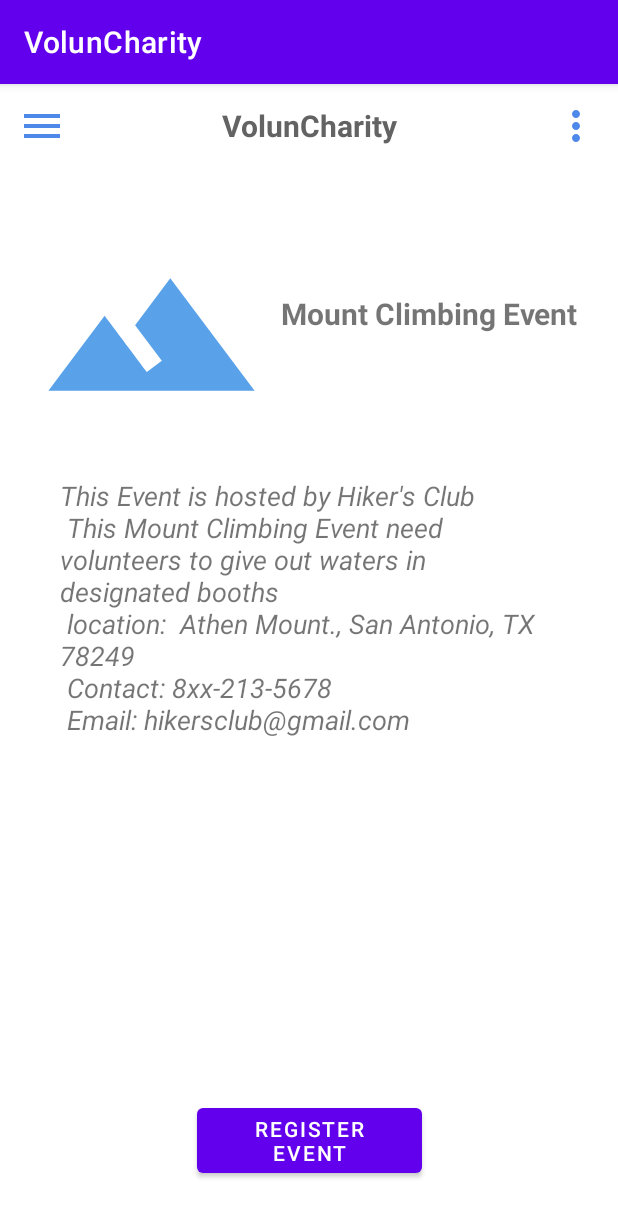
After one commit to TheGreatAndrew/VolunCharity, an Android app: the EventPage3 screen opened directly, with no data from a screen before it, on a phone screen of 412 x 824 dp. The commit adds this screen. Shown: the top 1217 px of the screen. Run offline under Robolectric (Android 15) with nearby library versions, the phone set to English and light mode, and no system bars.

Commit message:
added the third event page

```diff
--- a/app/src/main/AndroidManifest.xml
+++ b/app/src/main/AndroidManifest.xml
@@ -9,7 +9,8 @@
         android:roundIcon="@mipmap/ic_launcher_round"
         android:supportsRtl="true"
         android:theme="@style/Theme.VolunCharity">
-        <activity android:name=".EventPage2"></activity>
+        <activity android:name=".EventPage3"></activity>
+        <activity android:name=".EventPage2" />
         <activity android:name=".EventPage1" />
         <activity android:name=".Settings" />
         <activity android:name=".Profile" />
--- /dev/null
+++ b/app/src/main/java/org/voluncharity/voluncharity/EventPage3.java
@@ -0,0 +1,73 @@
+package org.voluncharity.voluncharity;
+
+import androidx.appcompat.app.AppCompatActivity;
+import androidx.drawerlayout.widget.DrawerLayout;
+
+import android.os.Bundle;
+import android.view.View;
+import android.widget.Button;
+import android.widget.Toast;
+
+public class EventPage3 extends AppCompatActivity {
+    DrawerLayout drawerLayout;
+
+    Button regiEvent;
+    int flag = 0;
+    @Override
+    protected void onCreate(Bundle savedInstanceState) {
+        super.onCreate(savedInstanceState);
+        setContentView(R.layout.activity_event_page3);
+        drawerLayout = findViewById(R.id.drawer_layout);
+        regiEvent = (Button) findViewById(R.id.btn_event_register);
+    }
+
+    public void MenuClick(View view){
+        HomePageActivity.openMenu(drawerLayout);
+    }
+
+    public void ClickProfilePic(View view){
+        HomePageActivity.directActivity(this,Profile.class);
+
+    }
+
+    public void ClickEvent(View view){
+        HomePageActivity.directActivity(this,HomePageActivity.class);
+
+    }
+    public void ClickProfile(View view){
+        HomePageActivity.directActivity(this,Profile.class);
+    }
+    public void ClickSettings(View view){
+
+        HomePageActivity.directActivity(this,Settings.class);
+    }
+
+    public void ClickLogout(View view){
+        HomePageActivity.logout(this);
+    }
+
+    public void RegisterEvent(View view){
+        int id = view.getId();
+
+        switch (id){
+            case R.id.btn_event_register:
+                if(flag == 0) {
+                    Toast.makeText(this, "Registered the Event", Toast.LENGTH_SHORT).show();
+                    regiEvent.setText("Unregister Event");
+                    flag = 1;
+                }
+                else if(flag == 1){
+                    Toast.makeText(this, "UnRegistered the Event", Toast.LENGTH_SHORT).show();
+                    regiEvent.setText("Register Event");
+                    flag = 0;
+                }
+        }
+    }
+
+    @Override
+    protected void onPause() {
+        super.onPause();
+
+        HomePageActivity.closeMenu(drawerLayout);
+    }
+}
--- a/app/src/main/java/org/voluncharity/voluncharity/HomePageActivity.java
+++ b/app/src/main/java/org/voluncharity/voluncharity/HomePageActivity.java
@@ -62,6 +62,9 @@ public class HomePageActivity extends AppCompatActivity {
     public void SanitizerClick(View view){
         directActivity(this,EventPage2.class);
     }
+    public void MountainClick(View view){
+        directActivity(this,EventPage3.class);
+    }
     public void ClickLogout(View view){
         logout(this);
     }
--- /dev/null
+++ b/app/src/main/res/layout/activity_event_page3.xml
@@ -0,0 +1,104 @@
+<?xml version="1.0" encoding="utf-8"?>
+<androidx.drawerlayout.widget.DrawerLayout
+    xmlns:android="http://schemas.android.com/apk/res/android"
+    xmlns:app="http://schemas.android.com/apk/res-auto"
+    xmlns:tools="http://schemas.android.com/tools"
+    android:layout_width="match_parent"
+    android:layout_height="match_parent"
+    android:id="@+id/drawer_layout"
+    tools:context=".EventPage3">
+
+    <androidx.constraintlayout.widget.ConstraintLayout
+        android:layout_width="match_parent"
+        android:layout_height="match_parent">
+
+        <ImageView
+            android:id="@+id/imageView2"
+            android:layout_width="wrap_content"
+            android:layout_height="wrap_content"
+            android:layout_marginBottom="20dp"
+            android:layout_marginStart="16dp"
+            android:layout_marginTop="92dp"
+            app:layout_constraintBottom_toTopOf="@+id/textView4"
+            app:layout_constraintEnd_toStartOf="@+id/textView3"
+            app:layout_constraintStart_toStartOf="parent"
+            app:layout_constraintTop_toTopOf="parent"
+            app:srcCompat="@drawable/ic_mountclimbing"
+            tools:ignore="VectorDrawableCompat" />
+
+        <TextView
+            android:id="@+id/textView3"
+            android:layout_width="199dp"
+            android:layout_height="62dp"
+            android:layout_marginBottom="71dp"
+            android:layout_marginEnd="16dp"
+            android:layout_marginTop="139dp"
+            android:text="Mount Climbing Event"
+            android:textAlignment="center"
+            android:textSize="20dp"
+            android:textStyle="bold"
+            app:layout_constraintBottom_toTopOf="@+id/textView4"
+            app:layout_constraintEnd_toEndOf="parent"
+            app:layout_constraintStart_toEndOf="@+id/imageView2"
+            app:layout_constraintTop_toTopOf="parent" />
+
+        <TextView
+            android:id="@+id/description_Text"
+            android:layout_width="330dp"
+            android:layout_height="350dp"
+            android:layout_marginBottom="24dp"
+            android:layout_marginEnd="41dp"
+            android:layout_marginStart="40dp"
+            android:layout_marginTop="20dp"
+            android:textSize="18dp"
+            android:textStyle="italic"
+            android:text="This Event is hosted by Hiker's Club\n This Mount Climbing Event need volunteers to give out waters in designated booths\n location:  Athen Mount., San Antonio, TX 78249\n Contact: 8xx-213-5678\n Email: hikersclub@gmail.com"
+            app:layout_constraintBottom_toTopOf="@+id/button3"
+            app:layout_constraintEnd_toEndOf="parent"
+            app:layout_constraintHorizontal_bias="0.0"
+            app:layout_constraintStart_toStartOf="parent"
+            app:layout_constraintTop_toBottomOf="@+id/imageView2" />
+
+        <Button
+            android:id="@+id/btn_event_register"
+            android:layout_width="150dp"
+            android:layout_height="wrap_content"
+            android:layout_marginBottom="36dp"
+            android:layout_marginEnd="155dp"
+            android:layout_marginStart="155dp"
+            android:layout_marginTop="14dp"
+            android:text="Register Event"
+            android:onClick="RegisterEvent"
+            app:layout_constraintBottom_toBottomOf="parent"
+            app:layout_constraintEnd_toEndOf="parent"
+            app:layout_constraintStart_toStartOf="parent"
+            app:layout_constraintTop_toBottomOf="@+id/textView4" />
+
+    </androidx.constraintlayout.widget.ConstraintLayout>
+
+    <LinearLayout
+        android:layout_width="match_parent"
+        android:layout_height="match_parent"
+        android:orientation="vertical">
+
+
+        <include
+            layout="@layout/home_toolbar"/>
+
+
+
+
+    </LinearLayout>
+
+    <RelativeLayout
+        android:layout_width="300dp"
+        android:layout_height="match_parent"
+        android:layout_gravity="start"
+        android:background="@android:color/background_light">
+
+        <include
+            layout="@layout/home_nav_drawer"/>
+
+    </RelativeLayout>
+
+</androidx.drawerlayout.widget.DrawerLayout>
--- a/app/src/main/res/layout/activity_home_page.xml
+++ b/app/src/main/res/layout/activity_home_page.xml
@@ -97,6 +97,7 @@
             android:layout_height="100dp"
             android:layout_marginVertical="470dp"
             android:layout_marginHorizontal="5dp"
+            android:onClick="MountainClick"
             android:src="@drawable/ic_mountclimbing"/>
 
     </LinearLayout>
```
